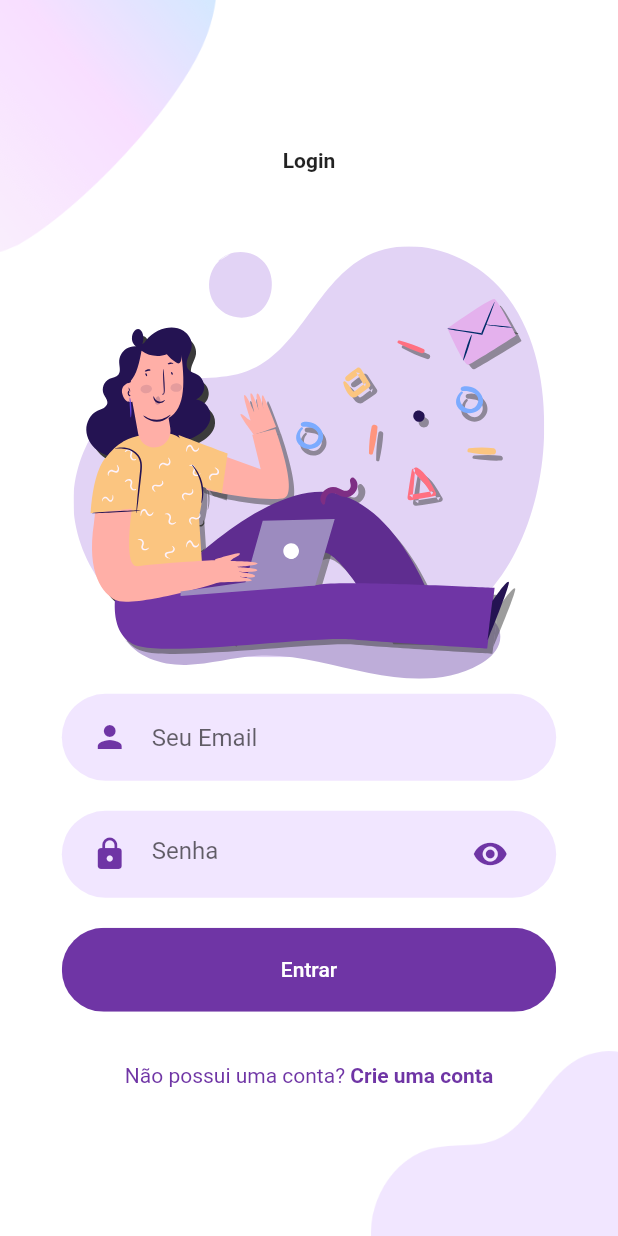
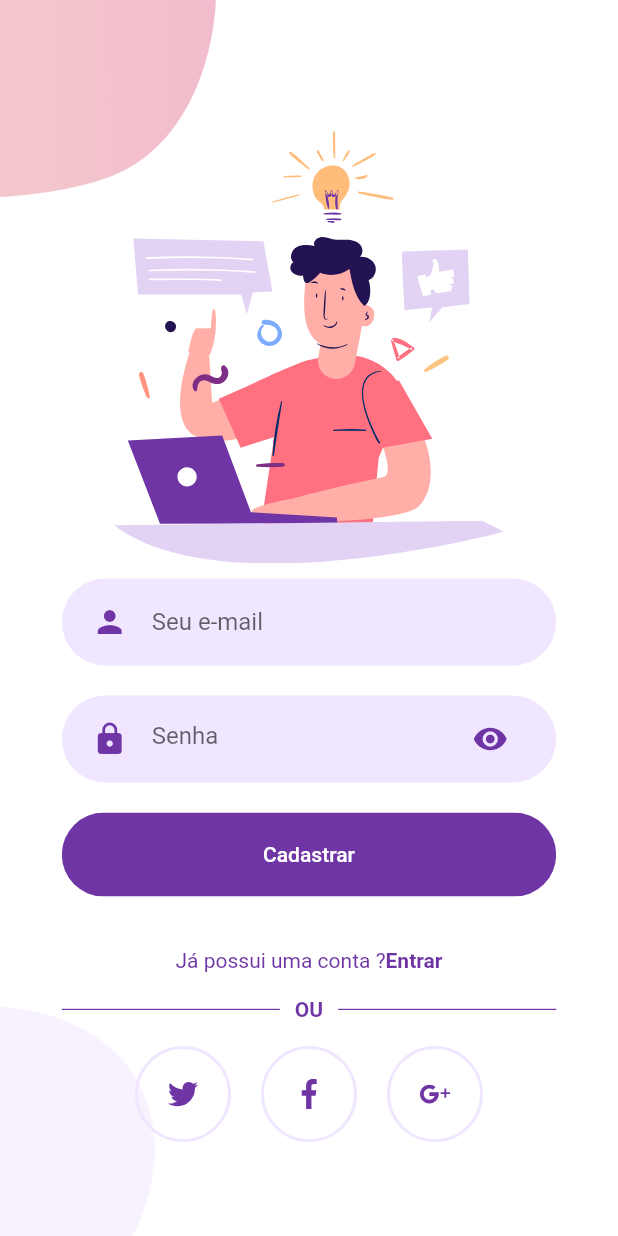
Before and after one commit to hpzynha/flutter_auth, a Flutter app: the LoginScreen screen opened directly, after a tap on "Crie uma conta", on a phone screen of 412 x 824 dp. Run offline on Flutter 3.47's test engine with Material 2 defaults, Android fonts, the phone set to English and light mode, and no system bars; our stand-ins replace flutter_svg.

Commit message:
commit on master

```diff
--- /dev/null
+++ b/lib/Screens/Login/components/body.dart
@@ -0,0 +1,69 @@
+// ignore_for_file: prefer_const_constructors
+
+import 'package:flutter/material.dart';
+import 'package:flutter_auth/Screens/Login/components/background.dart';
+import 'package:flutter_auth/Screens/Signup/signup_screen.dart';
+import 'package:flutter_auth/Screens/Signup/signup_screen.dart';
+import 'package:flutter_auth/components/already_have_an_account_check.dart';
+import 'package:flutter_auth/components/already_have_an_account_check.dart';
+import 'package:flutter_auth/components/already_have_an_account_check.dart';
+import 'package:flutter_auth/components/rounded_password_field.dart';
+import 'package:flutter_svg/flutter_svg.dart';
+import 'package:flutter_auth/components/rounded_button.dart';
+import 'package:flutter_auth/components/rounded_input_field.dart';
+
+class Body extends StatelessWidget {
+  const Body({
+    Key? key,
+  }) : super(key: key);
+
+  @override
+  Widget build(BuildContext context) {
+    Size size = MediaQuery.of(context).size;
+    return Background(
+      child: SingleChildScrollView(
+        child: Column(
+          mainAxisAlignment: MainAxisAlignment.center,
+          children: <Widget>[
+            SizedBox(
+              height: size.height * 0.03,
+            ),
+            SizedBox(
+              height: size.height * 0.03,
+            ),
+            SvgPicture.asset(
+              "assets/icons/login.svg",
+              height: size.height * 0.35,
+            ),
+            RoundedInputField(
+              hintText: "Seu Email",
+              onChanged: (value) {},
+            ),
+            RoundedPasswordField(
+              onChanged: (value) {},
+            ),
+            RoundedButton(
+              text: "Entrar",
+              press: () {},
+            ),
+            SizedBox(
+              height: size.height * 0.03,
+            ),
+            AlreadyHaveAnAccountCheck(
+              press: () {
+                Navigator.push(
+                  context,
+                  MaterialPageRoute(
+                    builder: (context) {
+                      return SignUpScreen();
+                    },
+                  ),
+                );
+              },
+            ),
+          ],
+        ),
+      ),
+    );
+  }
+}
--- a/lib/Screens/welcome/Login/login_screen.dart
+++ b/lib/Screens/Login/login_screen.dart
@@ -1,5 +1,5 @@
 import 'package:flutter/material.dart';
-import 'package:flutter_auth/Screens/welcome/Login/components/body.dart';
+import 'package:flutter_auth/Screens/Login/components/body.dart';
 
 class LoginScreen extends StatelessWidget {
   const LoginScreen({Key? key}) : super(key: key);
--- /dev/null
+++ b/lib/Screens/Signup/components/background.dart
@@ -0,0 +1,41 @@
+import 'package:flutter/material.dart';
+
+class Background extends StatelessWidget {
+  final Widget child;
+  const Background({
+    Key? key,
+    required this.child,
+  }) : super(key: key);
+
+  @override
+  Widget build(BuildContext context) {
+    Size size = MediaQuery.of(context).size;
+    return Container(
+      height: size.height,
+      width: double.infinity,
+      // Here I can use size.width but use double.infinity because both work as a same
+      child: Stack(
+        alignment: Alignment.center,
+        children: <Widget>[
+          Positioned(
+            top: 0,
+            left: 0,
+            child: Image.asset(
+              "assets/images/signup_top.png",
+              width: size.width * 0.35,
+            ),
+          ),
+          Positioned(
+            bottom: 0,
+            left: 0,
+            child: Image.asset(
+              "assets/images/main_bottom.png",
+              width: size.width * 0.25,
+            ),
+          ),
+          child,
+        ],
+      ),
+    );
+  }
+}
--- /dev/null
+++ b/lib/Screens/Signup/components/body.dart
@@ -0,0 +1,81 @@
+// ignore_for_file: prefer_const_constructors
+
+import 'package:flutter/material.dart';
+import 'package:flutter_auth/Screens/Signup/components/social_icon.dart';
+import 'package:flutter_svg/flutter_svg.dart';
+
+import 'package:flutter_auth/Screens/Login/login_screen.dart';
+import 'package:flutter_auth/Screens/Signup/components/background.dart';
+import 'package:flutter_auth/Screens/Signup/components/or_divider.dart';
+import 'package:flutter_auth/components/already_have_an_account_check.dart';
+import 'package:flutter_auth/components/rounded_button.dart';
+import 'package:flutter_auth/components/rounded_input_field.dart';
+import 'package:flutter_auth/components/rounded_password_field.dart';
+
+class Body extends StatelessWidget {
+  @override
+  Widget build(BuildContext context) {
+    Size size = MediaQuery.of(context).size;
+    return Background(
+      child: SingleChildScrollView(
+        child: Column(
+          mainAxisAlignment: MainAxisAlignment.center,
+          children: <Widget>[
+            SizedBox(
+              height: size.height * 0.03,
+            ),
+            SvgPicture.asset(
+              "assets/icons/signup.svg",
+              height: size.height * 0.35,
+            ),
+            RoundedInputField(
+              hintText: "Seu e-mail",
+              onChanged: (value) {},
+            ),
+            RoundedPasswordField(
+              onChanged: (value) {},
+            ),
+            RoundedButton(
+              text: "Cadastrar",
+              press: () {},
+            ),
+            SizedBox(
+              height: size.height * 0.03,
+            ),
+            AlreadyHaveAnAccountCheck(
+              login: false,
+              press: () {
+                Navigator.push(
+                  context,
+                  MaterialPageRoute(
+                    builder: (context) {
+                      return LoginScreen();
+                    },
+                  ),
+                );
+              },
+            ),
+            OrDivider(),
+            Row(
+              mainAxisAlignment: MainAxisAlignment.center,
+              children: <Widget>[
+                SocialIcon(
+                  iconSrc: "assets/icons/twitter.svg",
+                  press: () {},
+                ),
+                SocialIcon(
+                  iconSrc: "assets/icons/facebook.svg",
+                  press: () {},
+                ),
+                SocialIcon(
+                  iconSrc: "assets/icons/google-plus.svg",
+                  press: () {},
+                ),
+              ],
+            ),
+          ],
+        ),
+      ),
+    );
+  }
+}
--- /dev/null
+++ b/lib/Screens/Signup/components/or_divider.dart
@@ -0,0 +1,41 @@
+import 'package:flutter/material.dart';
+import 'package:flutter_auth/constants.dart';
+
+class OrDivider extends StatelessWidget {
+  const OrDivider({Key? key}) : super(key: key);
+
+  @override
+  Widget build(BuildContext context) {
+    Size size = MediaQuery.of(context).size;
+    return Container(
+      margin: EdgeInsets.symmetric(vertical: size.height * 0.02),
+      width: size.width * 0.8,
+      child: Row(
+        children: <Widget>[
+          buildDivider(),
+          Padding(
+            padding: const EdgeInsets.symmetric(horizontal: 10),
+            child: Text(
+              "OU",
+              style: TextStyle(
+                color: kPrimaryColor,
+                fontWeight: FontWeight.w600,
+              ),
+            ),
+          ),
+          buildDivider(),
+        ],
+      ),
+    );
+  }
+
+  Expanded buildDivider() {
+    return Expanded(
+      child: Divider(
+        color: kPrimaryColor,
+        height: 1.5,
+        thickness: 0.8,
+      ),
+    );
+  }
+}
--- /dev/null
+++ b/lib/Screens/Signup/components/social_icon.dart
@@ -0,0 +1,37 @@
+import 'package:flutter/material.dart';
+import 'package:flutter_auth/constants.dart';
+import 'package:flutter_svg/flutter_svg.dart';
+
+class SocialIcon extends StatelessWidget {
+  final String iconSrc;
+  final VoidCallback press;
+  const SocialIcon({
+    Key? key,
+    required this.iconSrc,
+    required this.press,
+  }) : super(key: key);
+
+  @override
+  Widget build(BuildContext context) {
+    return GestureDetector(
+      onTap: press,
+      child: Container(
+        margin: EdgeInsets.symmetric(horizontal: 10),
+        padding: EdgeInsets.all(20),
+        decoration: BoxDecoration(
+          border: Border.all(
+            width: 2,
+            color: kPrimaryLightColor,
+          ),
+          shape: BoxShape.circle,
+        ),
+        child: SvgPicture.asset(
+          iconSrc,
+          height: 20,
+          width: 20,
+          color: kPrimaryColor,
+        ),
+      ),
+    );
+  }
+}
--- /dev/null
+++ b/lib/Screens/Signup/signup_screen.dart
@@ -0,0 +1,13 @@
+import 'package:flutter/material.dart';
+import 'package:flutter_auth/Screens/Signup/components/body.dart';
+
+class SignUpScreen extends StatelessWidget {
+  const SignUpScreen({Key? key}) : super(key: key);
+
+  @override
+  Widget build(BuildContext context) {
+    return Scaffold(
+      body: Body(),
+    );
+  }
+}
--- a/lib/Screens/welcome/Login/components/body.dart
+++ /dev/null
@@ -1,57 +0,0 @@
-// ignore_for_file: prefer_const_constructors
-
-import 'package:flutter/material.dart';
-import 'package:flutter_auth/components/already_have_an_account_check.dart';
-import 'package:flutter_auth/components/rounded_password_field.dart';
-import 'package:flutter_svg/flutter_svg.dart';
-
-import 'package:flutter_auth/Screens/welcome/Login/components/background.dart';
-import 'package:flutter_auth/components/rounded_button.dart';
-import 'package:flutter_auth/components/rounded_input_field.dart';
-
-class Body extends StatelessWidget {
-  const Body({
-    Key? key,
-  }) : super(key: key);
-
-  @override
-  Widget build(BuildContext context) {
-    Size size = MediaQuery.of(context).size;
-    return Background(
-      child: Column(
-        mainAxisAlignment: MainAxisAlignment.center,
-        children: <Widget>[
-          Text(
-            "Login",
-            style: TextStyle(fontWeight: FontWeight.bold),
-          ),
-          SizedBox(
-            height: size.height * 0.03,
-          ),
-          SizedBox(
-            height: size.height * 0.03,
-          ),
-          SvgPicture.asset(
-            "assets/icons/login.svg",
-            height: size.height * 0.35,
-          ),
-          RoundedInputField(
-            hintText: "Seu Email",
-            onChanged: (value) {},
-          ),
-          RoundedPasswordField(
-            onChanged: (value) {},
-          ),
-          RoundedButton(
-            text: "Entrar",
-            press: () {},
-          ),
-          SizedBox(
-            height: size.height * 0.03,
-          ),
-          AlreadyHaveAnAccountCheck(press: () {}),
-        ],
-      ),
-    );
-  }
-}
--- a/lib/Screens/welcome/components/body.dart
+++ b/lib/Screens/welcome/components/body.dart
@@ -1,10 +1,11 @@
 // ignore_for_file: prefer_const_constructors
 
 import 'package:flutter/material.dart';
-import 'package:flutter_auth/Screens/welcome/Login/login_screen.dart';
+import 'package:flutter_auth/Screens/Login/login_screen.dart';
+import 'package:flutter_auth/Screens/Signup/signup_screen.dart';
+import 'package:flutter_auth/Screens/welcome/components/social_login_button.dart';
 import 'package:flutter_auth/components/rounded_button.dart';
 import 'package:flutter_svg/flutter_svg.dart';
-
 import 'package:flutter_auth/Screens/welcome/components/background.dart';
 import 'package:flutter_auth/constants.dart';
 
@@ -20,10 +21,6 @@ class Body extends StatelessWidget {
         child: Column(
           mainAxisAlignment: MainAxisAlignment.center,
           children: <Widget>[
-            Text(
-              "WELCOME TO LOGIN",
-              style: TextStyle(fontWeight: FontWeight.bold),
-            ),
             SizedBox(
               height: size.height * 0.05,
             ),
@@ -35,29 +32,42 @@ class Body extends StatelessWidget {
               height: size.height * 0.05,
             ),
             RoundedButton(
-                text: "LOGIN",
+              text: "Entrar",
+              press: () {
+                Navigator.push(
+                  context,
+                  MaterialPageRoute(
+                    builder: (context) {
+                      return LoginScreen();
+                    },
+                  ),
+                );
+              },
+            ),
+            RoundedButton(
+                text: "Cadastre-se",
+                color: kPrimaryLightColor,
+                textColor: Colors.black,
                 press: () {
                   Navigator.push(
                     context,
                     MaterialPageRoute(
                       builder: (context) {
-                        return LoginScreen();
+                        return SignUpScreen();
                       },
                     ),
                   );
                 }),
-            RoundedButton(
-              text: "LOGIN",
-              color: kPrimaryLightColor,
-              textColor: Colors.black,
+            SocialLoginButton(
+              text: "Entrar com o google",
               press: () {},
-            ),
-            RoundedButton(
-              text: "LOGIN COM O GOOGLE",
-              color: kPrimaryLightColor,
-              textColor: Colors.black,
-              press: () {},
-            ),
+            )
+            //   text: "LOGIN COM O GOOGLE",
+            //   color: kPrimaryLightColor,
+            //   textColor: Colors.black,
+            //   press: () {},
+
+            // ),
           ],
         ),
       ),
--- /dev/null
+++ b/lib/Screens/welcome/components/social_login_button.dart
@@ -0,0 +1,52 @@
+import 'package:flutter/material.dart';
+
+import 'package:flutter_auth/constants.dart';
+
+class SocialLoginButton extends StatelessWidget {
+  final VoidCallback press;
+  final String text;
+
+  final Color color, textColor;
+  const SocialLoginButton({
+    Key? key,
+    required this.press,
+    required this.text,
+    this.textColor = Colors.white,
+    this.color = kPrimaryColor,
+  }) : super(key: key);
+
+  @override
+  Widget build(BuildContext context) {
+    Size size = MediaQuery.of(context).size;
+    return Container(
+      width: size.width * 0.8,
+      child: Padding(
+        padding: const EdgeInsets.symmetric(vertical: 10),
+        child: ClipRRect(
+          borderRadius: BorderRadius.circular(29),
+          child: Container(
+            color: color,
+            child: Expanded(
+              flex: 1,
+              child: Row(
+                children: [
+                  TextButton(
+                    onPressed: press,
+                    child: Image.asset(
+                      "assets/images/google.png",
+                    ),
+
+                    // child: Text(
+                    //   text,
+                    //   style: TextStyle(color: textColor),
+                    // ),
+                  ),
+                ],
+              ),
+            ),
+          ),
+        ),
+      ),
+    );
+  }
+}
```
Also changed, not shown: assets/images/google.png (added), lib/Screens/Login/components/background.dart (renamed from lib/Screens/welcome/Login/components/background.dart).
